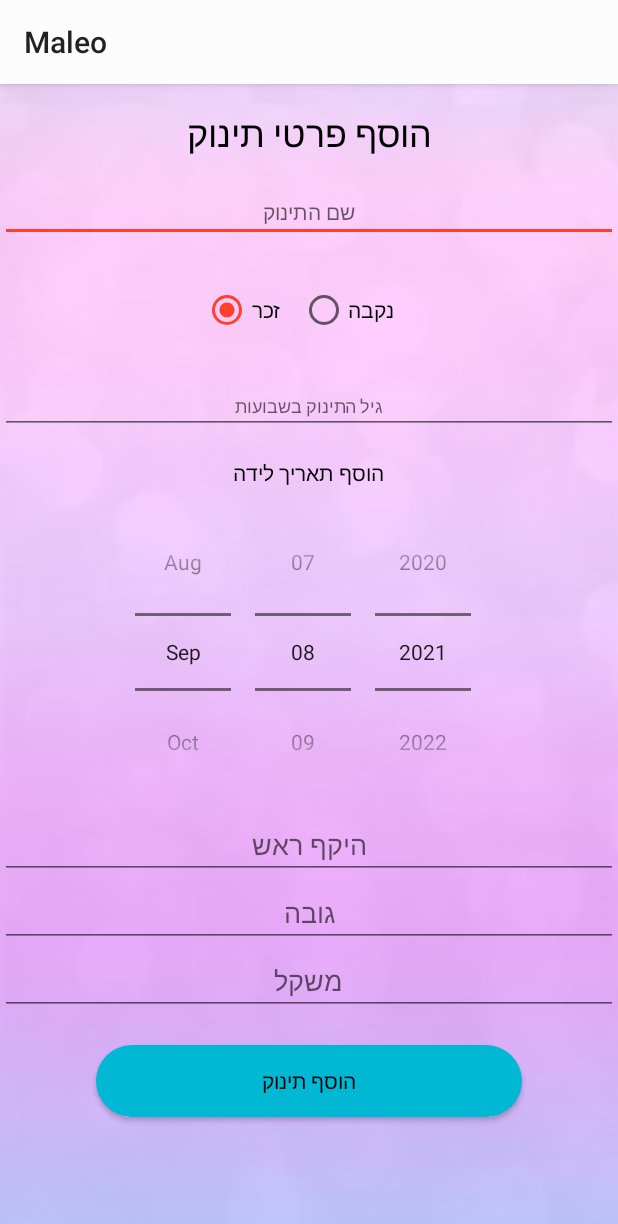
After one commit to Maleo-sys/MaleoProj, an Android app: the Add_Child screen opened directly, with no data from a screen before it, on a phone screen of 412 x 824 dp. The commit adds this screen. Shown: the top 1224 px of the screen. Run offline under Robolectric (Android 15) with nearby library versions, the phone set to English and light mode, and no system bars; our stand-ins replace Firebase (no records; nobody signed in at launch, a user with empty details on screens opened directly).

Commit message:
Added Add_Child activity + layout TODO: - Create "Choose Child" activity       - Add baby to "Children" list at the database

```diff
--- a/app/src/main/AndroidManifest.xml
+++ b/app/src/main/AndroidManifest.xml
@@ -14,6 +14,7 @@
         android:roundIcon="@drawable/app_logo"
         android:supportsRtl="true"
         android:theme="@style/AppTheme">
+        <activity android:name=".Add_Child" />
         <activity android:name=".ForgotPassword" />
         <activity android:name=".RegisterActivity" />
         <activity android:name=".LoginActivity" />
@@ -21,7 +22,7 @@
         <activity android:name=".DataCenter" />
         <activity android:name=".FollowUpCenter" />
         <activity
-            android:name="com.appsnipp.maleo_proj.MainActivity"
+            android:name=".MainActivity"
             android:label="@string/app_name"
             android:theme="@style/AppTheme.NoActionBar">
             <intent-filter>
--- /dev/null
+++ b/app/src/main/java/com/appsnipp/maleo_proj/Add_Child.java
@@ -0,0 +1,48 @@
+package com.appsnipp.maleo_proj;
+
+import android.os.Bundle;
+import com.google.firebase.auth.FirebaseAuth;
+import com.google.firebase.database.DataSnapshot;
+import com.google.firebase.database.DatabaseError;
+import com.google.firebase.database.DatabaseReference;
+import com.google.firebase.database.FirebaseDatabase;
+
+import android.view.View;
+import android.widget.RadioButton;
+import android.widget.TextView;
+import android.widget.Toast;
+
+import androidx.appcompat.app.AppCompatActivity;
+
+public class Add_Child extends AppCompatActivity {
+
+    private TextView mTextView;
+
+    @Override
+    protected void onCreate(Bundle savedInstanceState) {
+        super.onCreate(savedInstanceState);
+        setContentView(R.layout.activity_add_child);
+
+        mTextView = (TextView) findViewById(R.id.text);
+
+        // Enables Always-on
+//        setAmbientEnabled();
+    }
+
+    public void onRadioButtonClicked(View view) {
+        // Is the button now checked?
+        boolean checked = ((RadioButton) view).isChecked();
+
+        // Check which radio button was clicked
+        switch (view.getId()) {
+            case R.id.radio_male:
+                if (checked)
+                    Toast.makeText(Add_Child.this, "MALE PICKED.", Toast.LENGTH_LONG).show();
+                break;
+            case R.id.radio_female:
+                if (checked)
+                    Toast.makeText(Add_Child.this, "FEMALE PICKED.", Toast.LENGTH_LONG).show();
+                break;
+        }
+    }
+}
--- a/app/src/main/java/com/appsnipp/maleo_proj/MainActivity.java
+++ b/app/src/main/java/com/appsnipp/maleo_proj/MainActivity.java
@@ -138,22 +138,6 @@ public class MainActivity extends AppCompatActivity {
 
     }
 
-    public void onRadioButtonClicked(View view) {
-        // Is the button now checked?
-        boolean checked = ((RadioButton) view).isChecked();
-
-        // Check which radio button was clicked
-        switch (view.getId()) {
-            case R.id.radio_male:
-                if (checked)
-                    Toast.makeText(MainActivity.this, "MALE PICKED.", Toast.LENGTH_LONG).show();
-                break;
-            case R.id.radio_female:
-                if (checked)
-                    Toast.makeText(MainActivity.this, "FEMALE PICKED.", Toast.LENGTH_LONG).show();
-                break;
-        }
-    }
 
     private void showAddBabyDialog() {
         final Dialog dialog = new Dialog(MainActivity.this);
@@ -162,7 +146,7 @@ public class MainActivity extends AppCompatActivity {
         //The user will be able to cancel the dialog bu clicking anywhere outside the dialog.
         dialog.setCancelable(true);
         //Mention the name of the layout of your custom dialog.
-        dialog.setContentView(R.layout.add_child_dialog);
+        dialog.setContentView(R.layout.activity_add_child);
 
         //Initializing the views of the dialog.
         final EditText baby_name = dialog.findViewById(R.id.baby_name);
--- /dev/null
+++ b/app/src/main/res/layout/activity_add_child.xml
@@ -0,0 +1,159 @@
+<?xml version="1.0" encoding="utf-8"?>
+<androidx.constraintlayout.widget.ConstraintLayout xmlns:android="http://schemas.android.com/apk/res/android"
+    xmlns:app="http://schemas.android.com/apk/res-auto"
+    xmlns:tools="http://schemas.android.com/tools"
+    android:layout_width="match_parent"
+    android:layout_height="match_parent"
+    android:background="@drawable/purple_background"
+    android:padding="@dimen/box_inset_layout_padding"
+    tools:context=".Add_Child"
+    tools:deviceIds="wear">
+
+    <TextView
+        android:id="@+id/enter_birthdate_title"
+        android:layout_width="match_parent"
+        android:layout_height="wrap_content"
+        android:layout_marginTop="16dp"
+        android:gravity="center"
+        android:text="הוסף תאריך לידה"
+        android:textColor="@color/black"
+        android:textSize="14sp"
+        app:layout_constraintEnd_toEndOf="parent"
+        app:layout_constraintStart_toStartOf="parent"
+        app:layout_constraintTop_toBottomOf="@+id/child_age_by_weeks" />
+
+        <TextView
+            android:id="@+id/add_baby_details_title"
+            android:layout_width="match_parent"
+            android:layout_height="wrap_content"
+            android:layout_marginTop="16dp"
+            android:gravity="center"
+            android:text="הוסף פרטי תינוק"
+            android:textColor="@color/black"
+            android:textSize="24sp"
+            app:layout_constraintEnd_toEndOf="parent"
+            app:layout_constraintStart_toStartOf="parent"
+            app:layout_constraintTop_toTopOf="parent" />
+
+
+    <EditText
+        android:id="@+id/baby_name"
+        android:layout_width="match_parent"
+        android:layout_height="wrap_content"
+        android:layout_marginTop="16dp"
+        android:gravity="center"
+        android:hint="שם התינוק"
+        android:imeOptions="actionNext"
+        android:inputType="text"
+        android:textSize="14sp"
+        app:layout_constraintEnd_toEndOf="parent"
+        app:layout_constraintStart_toStartOf="parent"
+        app:layout_constraintTop_toBottomOf="@+id/add_baby_details_title" />
+
+    <RadioGroup
+        android:id="@+id/baby_gender"
+        android:layout_width="match_parent"
+        android:layout_height="wrap_content"
+        android:layout_marginTop="16dp"
+        android:checkedButton="@+id/radio_male"
+        android:gravity="center"
+        android:orientation="horizontal"
+        app:layout_constraintEnd_toEndOf="parent"
+        app:layout_constraintStart_toStartOf="parent"
+
+        app:layout_constraintTop_toBottomOf="@+id/baby_name">
+
+        <RadioButton
+            android:id="@+id/radio_male"
+            android:layout_width="wrap_content"
+            android:layout_height="wrap_content"
+            android:onClick="onRadioButtonClicked"
+            android:text="זכר" />
+
+        <RadioButton
+            android:id="@+id/radio_female"
+            android:layout_width="wrap_content"
+            android:layout_height="wrap_content"
+            android:layout_margin="20px"
+            android:onClick="onRadioButtonClicked"
+            android:text="נקבה" />
+    </RadioGroup>
+
+    <EditText
+        android:id="@+id/child_age_by_weeks"
+        android:layout_width="match_parent"
+        android:layout_height="wrap_content"
+        android:layout_marginTop="16dp"
+        android:gravity="center"
+        android:hint="גיל התינוק בשבועות"
+        android:imeOptions="actionNext"
+        android:inputType="number"
+        android:textSize="12sp"
+        app:layout_constraintEnd_toEndOf="parent"
+        app:layout_constraintStart_toStartOf="parent"
+        app:layout_constraintTop_toBottomOf="@+id/baby_gender" />
+
+    <DatePicker
+        android:id="@+id/birth_date_picker"
+        android:layout_width="wrap_content"
+        android:layout_height="wrap_content"
+        android:layout_marginTop="4dp"
+        android:calendarViewShown="false"
+        android:datePickerMode="spinner"
+        app:layout_constraintEnd_toEndOf="parent"
+        app:layout_constraintStart_toStartOf="parent"
+        app:layout_constraintTop_toBottomOf="@+id/enter_birthdate_title" />
+
+
+    <Button
+        android:id="@+id/submit_child_stats"
+        android:layout_width="match_parent"
+        android:layout_height="wrap_content"
+        android:layout_gravity="end"
+        android:layout_marginStart="64dp"
+        android:layout_marginTop="20dp"
+        android:layout_marginEnd="64dp"
+        android:background="@drawable/button1_bg"
+        android:text="הוסף תינוק"
+        android:textColor="@color/black"
+        app:layout_constraintEnd_toEndOf="parent"
+        app:layout_constraintHorizontal_bias="0.0"
+        app:layout_constraintStart_toStartOf="parent"
+        app:layout_constraintTop_toBottomOf="@+id/height_measurement" />
+
+    <EditText
+        android:id="@+id/head_measurement"
+        android:layout_width="match_parent"
+        android:layout_height="wrap_content"
+        android:ems="10"
+        android:gravity="center"
+        android:hint="היקף ראש"
+        android:inputType="numberDecimal"
+        app:layout_constraintEnd_toEndOf="parent"
+        app:layout_constraintStart_toStartOf="parent"
+        app:layout_constraintTop_toBottomOf="@+id/birth_date_picker" />
+
+    <EditText
+        android:id="@+id/weight_measurement"
+        android:layout_width="match_parent"
+        android:layout_height="wrap_content"
+        android:ems="10"
+        android:gravity="center"
+        android:hint="גובה"
+        android:inputType="numberDecimal"
+        app:layout_constraintEnd_toEndOf="parent"
+        app:layout_constraintStart_toStartOf="parent"
+        app:layout_constraintTop_toBottomOf="@+id/head_measurement" />
+
+
+    <EditText
+        android:id="@+id/height_measurement"
+        android:layout_width="match_parent"
+        android:layout_height="wrap_content"
+        android:ems="10"
+        android:gravity="center"
+        android:hint="משקל"
+        android:inputType="numberDecimal"
+        app:layout_constraintTop_toBottomOf="@+id/weight_measurement" />
+
+</androidx.constraintlayout.widget.ConstraintLayout>
--- a/app/src/main/res/values/strings.xml
+++ b/app/src/main/res/values/strings.xml
@@ -26,6 +26,7 @@
     values-round/strings.xml for round devices.
     -->
     <string name="hello_world">Hello Square World!</string>
+    <string name="title_activity_add__child">Add_Child</string>
 
 
 </resources>
```
